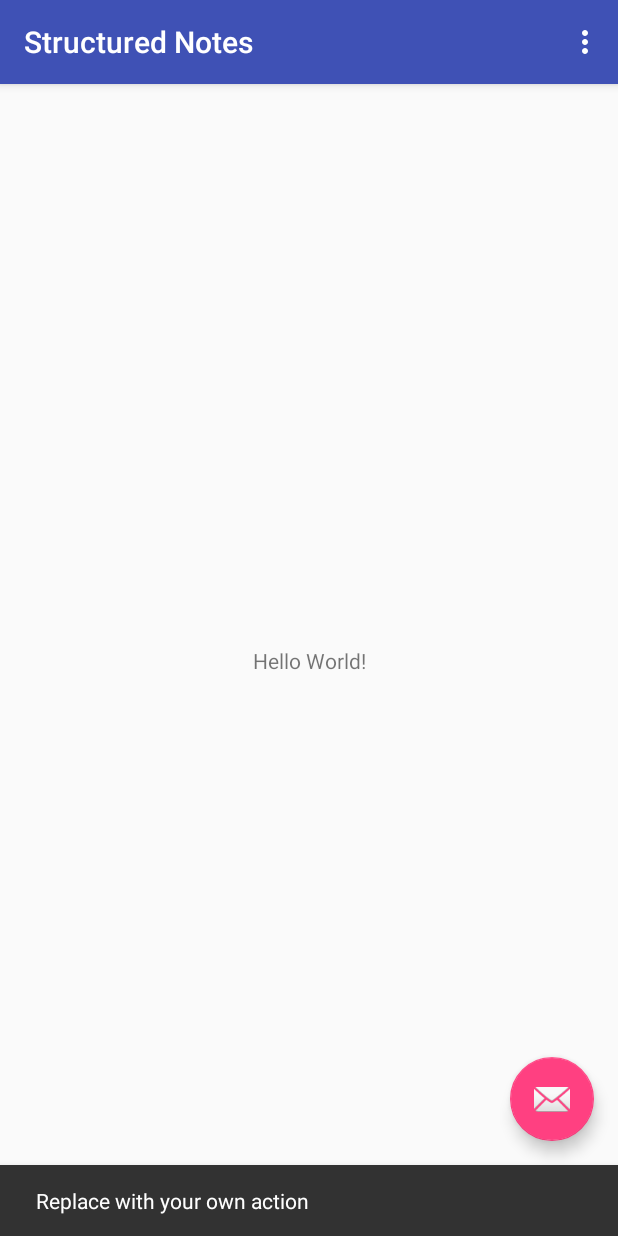
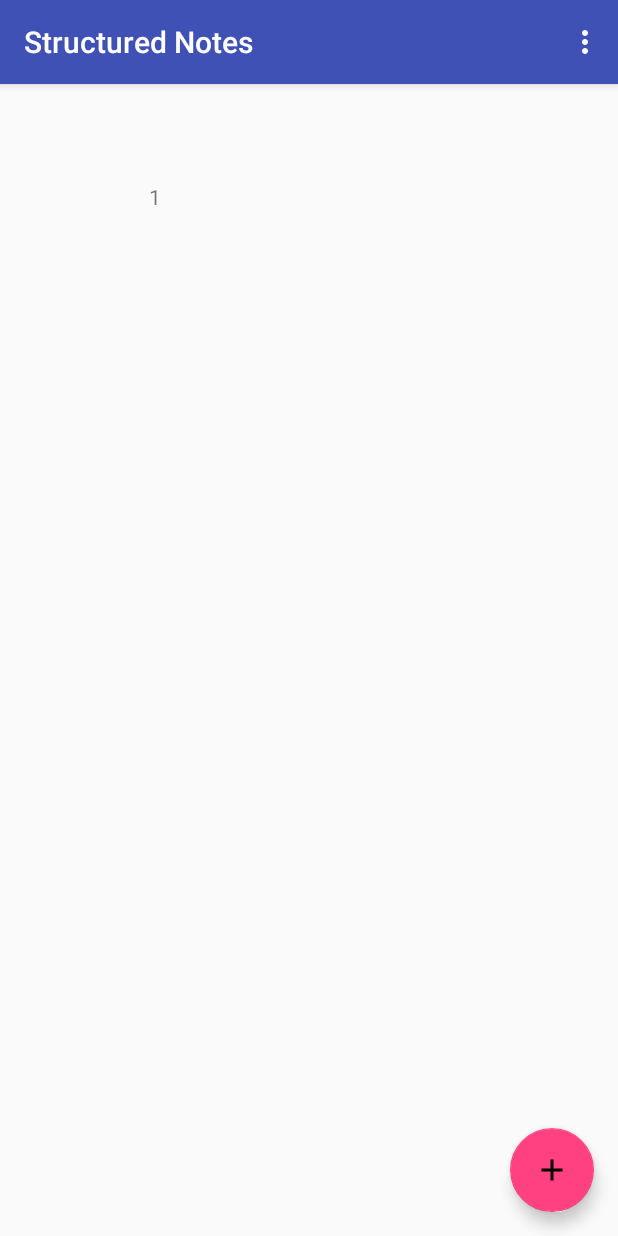
Before and after one commit to OSLL/adfmp18-structured-notes, an Android app: the screen it shows after launch (MainActivity), after a tap on an icon or button, on a phone screen of 412 x 824 dp. Run offline under Robolectric (Android 15) with nearby library versions, the phone set to English and light mode, and no system bars.

Commit message:
Added main card view with drag-and-drop, just strings for now

```diff
--- a/app/src/main/kotlin/ru/spbau/mit/structurednotes/MainActivity.kt
+++ b/app/src/main/kotlin/ru/spbau/mit/structurednotes/MainActivity.kt
@@ -3,21 +3,53 @@ package ru.spbau.mit.structurednotes
 import android.os.Bundle
 import android.support.design.widget.Snackbar
 import android.support.v7.app.AppCompatActivity
+import android.support.v7.widget.GridLayoutManager
+import android.support.v7.widget.RecyclerView
+import android.support.v7.widget.helper.ItemTouchHelper
 import android.view.Menu
 import android.view.MenuItem
+import android.view.View
+import android.view.ViewGroup
+import kotlinx.android.synthetic.main.activity_main.*
+import kotlinx.android.synthetic.main.activity_main_card.view.*
 
-import kotlinx.android.synthetic.main.activity_main.*
+import ru.spbau.mit.structurednotes.utils.inflate
+import java.util.*
 
 class MainActivity : AppCompatActivity() {
+
+    private val cards: MutableList<String> = mutableListOf()
 
     override fun onCreate(savedInstanceState: Bundle?) {
         super.onCreate(savedInstanceState)
         setContentView(R.layout.activity_main)
         setSupportActionBar(toolbar)
 
+        ItemTouchHelper(object : ItemTouchHelper.Callback() {
+
+            override fun getMovementFlags(recyclerView: RecyclerView, viewHolder: RecyclerView.ViewHolder) =
+                    makeFlag(
+                            ItemTouchHelper.ACTION_STATE_DRAG,
+                            ItemTouchHelper.UP or ItemTouchHelper.DOWN or ItemTouchHelper.LEFT or ItemTouchHelper.RIGHT
+                    )
+
+            override fun onMove(recyclerView: RecyclerView, viewHolder: RecyclerView.ViewHolder, target: RecyclerView.ViewHolder): Boolean {
+                val from = viewHolder.adapterPosition
+                val to  = target.adapterPosition
+                Collections.swap(cards, from, to)
+                recyclerView.adapter.notifyItemMoved(from, to)
+                return true
+            }
+
+            override fun onSwiped(viewHolder: RecyclerView.ViewHolder?, direction: Int) {}
+        }).attachToRecyclerView(card_view)
+
+        card_view.layoutManager = GridLayoutManager(this, 2)
+        card_view.adapter = RecyclerAdapter()
+
         fab.setOnClickListener { view ->
-            Snackbar.make(view, "Replace with your own action", Snackbar.LENGTH_LONG)
-                    .setAction("Action", null).show()
+            cards.add((cards.size + 1).toString())
+            card_view.adapter.notifyItemInserted(cards.lastIndex)
         }
     }
 
@@ -36,4 +68,29 @@ class MainActivity : AppCompatActivity() {
             else -> super.onOptionsItemSelected(item)
         }
     }
+
+    private inner class RecyclerAdapter : RecyclerView.Adapter<RecyclerAdapter.Holder>() {
+
+        override fun onCreateViewHolder(parent: ViewGroup, viewType: Int) =
+                Holder(parent.inflate(R.layout.activity_main_card))
+
+        override fun getItemCount() = cards.size
+
+        override fun onBindViewHolder(holder: Holder, position: Int) = holder.bindTo(cards[position])
+
+        private inner class Holder(private val view: View) : RecyclerView.ViewHolder(view) {
+
+            init {
+                view.setOnClickListener {
+                    Snackbar
+                            .make(it, "Hella there!", Snackbar.LENGTH_LONG)
+                            .show()
+                }
+            }
+
+            fun bindTo(data: String) {
+                view.name.text = data
+            }
+        }
+    }
 }
--- a/app/src/main/kotlin/ru/spbau/mit/structurednotes/MainActivityFragment.kt
+++ /dev/null
@@ -1,18 +0,0 @@
-package ru.spbau.mit.structurednotes
-
-import android.support.v4.app.Fragment
-import android.os.Bundle
-import android.view.LayoutInflater
-import android.view.View
-import android.view.ViewGroup
-
-/**
- * A placeholder fragment containing a simple view.
- */
-class MainActivityFragment : Fragment() {
-
-    override fun onCreateView(inflater: LayoutInflater, container: ViewGroup?,
-                              savedInstanceState: Bundle?): View? {
-        return inflater.inflate(R.layout.fragment_main, container, false)
-    }
-}
--- /dev/null
+++ b/app/src/main/kotlin/ru/spbau/mit/structurednotes/utils/LayoutUtils.kt
@@ -0,0 +1,10 @@
+package ru.spbau.mit.structurednotes.utils
+
+import android.support.annotation.LayoutRes
+import android.view.LayoutInflater
+import android.view.View
+import android.view.ViewGroup
+
+fun ViewGroup.inflate(@LayoutRes layoutRes: Int, attachToRoot: Boolean = false): View {
+    return LayoutInflater.from(context).inflate(layoutRes, this, attachToRoot)
+}
--- /dev/null
+++ b/app/src/main/res/drawable/ic_add_black_24dp.xml
@@ -0,0 +1,4 @@
+<?xml version="1.0" encoding="UTF-8" standalone="no"?>
+<vector xmlns:android="http://schemas.android.com/apk/res/android" android:height="24dp" android:viewportHeight="24.0" android:viewportWidth="24.0" android:width="24dp">
+    <path android:fillColor="#000000" android:pathData="M19,13h-6v6h-2v-6H5v-2h6V5h2v6h6v2z"/>
+</vector>
--- a/app/src/main/res/layout/activity_main.xml
+++ b/app/src/main/res/layout/activity_main.xml
@@ -20,14 +20,18 @@
 
     </android.support.design.widget.AppBarLayout>
 
-    <include layout="@layout/content_main" />
+    <android.support.v7.widget.RecyclerView
+            android:id="@+id/card_view"
+            android:layout_width="match_parent"
+            android:layout_height="match_parent"
+            android:scrollbars="vertical" app:layout_behavior="@string/appbar_scrolling_view_behavior"/>
 
     <android.support.design.widget.FloatingActionButton
-        android:id="@+id/fab"
-        android:layout_width="wrap_content"
-        android:layout_height="wrap_content"
-        android:layout_gravity="bottom|end"
-        android:layout_margin="@dimen/fab_margin"
-        app:srcCompat="@android:drawable/ic_dialog_email" />
+            android:id="@+id/fab"
+            android:layout_width="wrap_content"
+            android:layout_height="wrap_content"
+            android:layout_gravity="bottom|end"
+            android:layout_margin="@dimen/fab_margin"
+            app:srcCompat="@drawable/ic_add_black_24dp"/>
 
 </android.support.design.widget.CoordinatorLayout>
--- /dev/null
+++ b/app/src/main/res/layout/activity_main_card.xml
@@ -0,0 +1,19 @@
+<?xml version="1.0" encoding="utf-8"?>
+<android.support.constraint.ConstraintLayout
+        xmlns:android="http://schemas.android.com/apk/res/android"
+        xmlns:app="http://schemas.android.com/apk/res-auto" xmlns:tools="http://schemas.android.com/tools"
+        android:layout_width="match_parent"
+        android:layout_height="150dp">
+
+    <TextView
+            android:id="@+id/name"
+            android:text="--nothing--"
+            android:layout_width="wrap_content"
+            android:layout_height="wrap_content"
+            app:layout_constraintEnd_toEndOf="parent" android:layout_marginEnd="8dp"
+            app:layout_constraintStart_toStartOf="parent" android:layout_marginStart="8dp"
+            app:layout_constraintBottom_toBottomOf="parent" android:layout_marginBottom="8dp"
+            app:layout_constraintTop_toTopOf="parent" android:layout_marginTop="8dp"
+    />
+
+</android.support.constraint.ConstraintLayout>
--- a/app/src/main/res/layout/content_main.xml
+++ /dev/null
@@ -1,9 +0,0 @@
-<fragment xmlns:android="http://schemas.android.com/apk/res/android"
-    xmlns:app="http://schemas.android.com/apk/res-auto"
-    xmlns:tools="http://schemas.android.com/tools"
-    android:id="@+id/fragment"
-    android:name="ru.spbau.mit.structurednotes.MainActivityFragment"
-    android:layout_width="match_parent"
-    android:layout_height="match_parent"
-    app:layout_behavior="@string/appbar_scrolling_view_behavior"
-    tools:layout="@layout/fragment_main" />
--- a/app/src/main/res/layout/fragment_main.xml
+++ /dev/null
@@ -1,19 +0,0 @@
-<?xml version="1.0" encoding="utf-8"?>
-<android.support.constraint.ConstraintLayout xmlns:android="http://schemas.android.com/apk/res/android"
-    xmlns:app="http://schemas.android.com/apk/res-auto"
-    xmlns:tools="http://schemas.android.com/tools"
-    android:layout_width="match_parent"
-    android:layout_height="match_parent"
-    tools:context=".MainActivityFragment"
-    tools:showIn="@layout/activity_main">
-
-    <TextView
-        android:layout_width="wrap_content"
-        android:layout_height="wrap_content"
-        android:text="Hello World!"
-        app:layout_constraintBottom_toBottomOf="parent"
-        app:layout_constraintLeft_toLeftOf="parent"
-        app:layout_constraintRight_toRightOf="parent"
-        app:layout_constraintTop_toTopOf="parent" />
-
-</android.support.constraint.ConstraintLayout>
```
